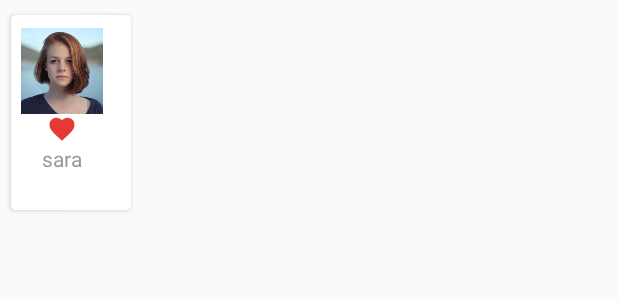
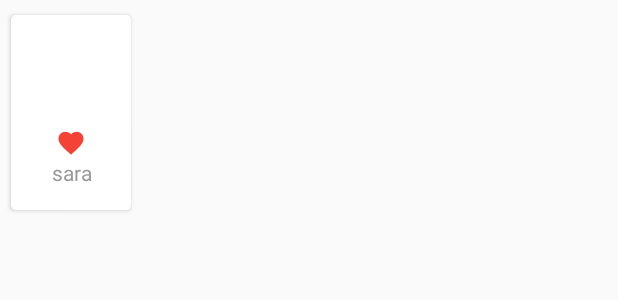
Before and after one commit to zahramsv/PopularityAndroid, an Android app: the layout item_friend.xml on its own in the app's theme, with its tools: preview values and no code run, on a phone screen of 412 x 824 dp. Shown: the top 300 px of the screen. Run offline under Robolectric (Android 15) with nearby library versions, the phone set to English and light mode, and no system bars.

Commit message:
mobileLogin mvp and Login mvp code review

```diff
--- a/app/src/main/java/com/example/popularity/fragment/HomeFragment.java
+++ b/app/src/main/java/com/example/popularity/fragment/HomeFragment.java
@@ -3,7 +3,6 @@ package com.example.popularity.fragment;
 import android.annotation.SuppressLint;
 import android.content.pm.PackageManager;
 import android.os.Bundle;
-import android.util.Log;
 import android.view.LayoutInflater;
 import android.view.View;
 import android.view.ViewGroup;
@@ -18,7 +17,7 @@ import androidx.recyclerview.widget.RecyclerView;
 import com.example.popularity.R;
 import com.example.popularity.adapter.FriendsListAdapter;
 import com.example.popularity.adapter.RateListAdapter;
-import com.example.popularity.logic.HomePresenter;
+import com.example.popularity.presenter.HomePresenter;
 import com.example.popularity.model.Friend;
 import com.example.popularity.model.Rate;
 import com.example.popularity.model.User;
--- a/app/src/main/java/com/example/popularity/fragment/RateFragment.java
+++ b/app/src/main/java/com/example/popularity/fragment/RateFragment.java
@@ -14,7 +14,7 @@ import androidx.fragment.app.FragmentManager;
 import androidx.fragment.app.FragmentTransaction;
 
 import com.example.popularity.R;
-import com.example.popularity.logic.RatePresenter;
+import com.example.popularity.presenter.RatePresenter;
 import com.example.popularity.model.Friend;
 import com.example.popularity.model.SubmitRate;
 import com.example.popularity.model.User;
--- a/app/src/main/java/com/example/popularity/fragment/SplashFragment.java
+++ b/app/src/main/java/com/example/popularity/fragment/SplashFragment.java
@@ -7,7 +7,7 @@ import android.view.View;
 import android.view.ViewGroup;
 
 import com.example.popularity.R;
-import com.example.popularity.logic.SplashPresenter;
+import com.example.popularity.presenter.SplashPresenter;
 import com.example.popularity.model.User;
 import com.example.popularity.mvp.SplashMvp;
 import com.example.popularity.utils.ToolbarKind;
--- a/app/src/main/java/com/example/popularity/repository/FriendRepository.java
+++ b/app/src/main/java/com/example/popularity/model/repository/FriendRepository.java
@@ -1,4 +1,4 @@
-package com.example.popularity.repository;
+package com.example.popularity.model.repository;
 
 import android.content.ContentResolver;
 import android.content.Context;
--- a/app/src/main/java/com/example/popularity/repository/UserRepository.java
+++ b/app/src/main/java/com/example/popularity/model/repository/UserRepository.java
@@ -1,4 +1,4 @@
-package com.example.popularity.repository;
+package com.example.popularity.model.repository;
 
 import android.util.Log;
 
--- a/app/src/main/java/com/example/popularity/logic/AboutUsPresenter.java
+++ b/app/src/main/java/com/example/popularity/presenter/AboutUsPresenter.java
@@ -1,4 +1,4 @@
-package com.example.popularity.logic;
+package com.example.popularity.presenter;
 
 import com.example.popularity.mvp.AboutUsMvp;
 
--- a/app/src/main/java/com/example/popularity/logic/HomePresenter.java
+++ b/app/src/main/java/com/example/popularity/presenter/HomePresenter.java
@@ -1,9 +1,9 @@
-package com.example.popularity.logic;
+package com.example.popularity.presenter;
 
 import android.content.Context;
 
 import com.example.popularity.model.Friend;
-import com.example.popularity.repository.FriendRepository;
+import com.example.popularity.model.repository.FriendRepository;
 import com.example.popularity.utils.LoginKind;
 
 import java.util.List;
--- a/app/src/main/java/com/example/popularity/logic/RatePresenter.java
+++ b/app/src/main/java/com/example/popularity/presenter/RatePresenter.java
@@ -1,9 +1,6 @@
-package com.example.popularity.logic;
+package com.example.popularity.presenter;
 
 import android.os.Handler;
-import androidx.fragment.app.Fragment;
-import androidx.fragment.app.FragmentManager;
-import androidx.fragment.app.FragmentTransaction;
 
 import com.example.popularity.R;
 
--- a/app/src/main/java/com/example/popularity/logic/SplashPresenter.java
+++ b/app/src/main/java/com/example/popularity/presenter/SplashPresenter.java
@@ -1,4 +1,4 @@
-package com.example.popularity.logic;
+package com.example.popularity.presenter;
 
 import android.content.Context;
 import android.content.SharedPreferences;
--- a/app/src/main/res/layout/item_friend.xml
+++ b/app/src/main/res/layout/item_friend.xml
@@ -1,36 +1,28 @@
 <?xml version="1.0" encoding="utf-8"?>
-<androidx.cardview.widget.CardView xmlns:android="http://schemas.android.com/apk/res/android"
+<androidx.cardview.widget.CardView
+    xmlns:android="http://schemas.android.com/apk/res/android"
+    xmlns:app="http://schemas.android.com/apk/res-auto"
+    xmlns:tools="http://schemas.android.com/tools"
     android:layout_width="80dp"
     android:layout_height="130dp"
-    xmlns:tools="http://schemas.android.com/tools"
+    android:layout_marginLeft="@dimen/spacing_xmedium"
+    android:layout_marginTop="@dimen/spacing_middle"
+    android:layout_marginRight="@dimen/spacing_xmedium"
     android:layout_marginBottom="@dimen/spacing_small"
-    android:layout_marginLeft="@dimen/spacing_xmedium"
-    android:layout_marginRight="@dimen/spacing_xmedium"
-    android:layout_marginTop="@dimen/spacing_middle"
-    android:visibility="visible"
-    app:cardCornerRadius="3dp"
-    app:cardElevation="2dp"
-    xmlns:app="http://schemas.android.com/apk/res-auto">
-
-
-
+    app:cardCornerRadius="3dp">
 
     <LinearLayout
-
-            android:layout_width="wrap_content"
-            android:layout_height="wrap_content"
-            android:gravity="center_horizontal"
-            android:padding="@dimen/spacing_medium"
-            android:orientation="vertical">
-
+        android:layout_width="match_parent"
+        android:layout_height="match_parent"
+        android:gravity="center"
+        android:orientation="vertical"
+        android:padding="@dimen/spacing_medium">
 
         <androidx.appcompat.widget.AppCompatImageView
             android:id="@+id/imgUserProfile"
             android:layout_width="57dp"
             android:layout_height="57dp"
-                android:layout_marginTop="@dimen/spacing_small"
-                android:src="@drawable/photo_female_1" />
-
+            android:layout_marginTop="@dimen/spacing_small" />
 
 
         <!-- <de.hdodenhof.circleimageview.CircleImageView
@@ -43,26 +35,22 @@
              app:civ_border_color="#FF000000"/>-->
 
 
-
         <ImageView
             android:id="@+id/rate"
-                android:background="@drawable/ic_rate"
-               android:backgroundTint="@color/red_600"
             android:layout_width="20dp"
             android:layout_height="20dp"
-                />
+            android:src="@drawable/ic_rate"
+            android:tint="@color/red_500"/>
 
         <TextView
             android:id="@+id/txtName"
-                android:layout_width="wrap_content"
+            android:layout_width="match_parent"
+            android:gravity="center"
             android:layout_height="wrap_content"
-                tools:text="sara"
             android:textAppearance="@style/TextAppearance.AppCompat.Body1"
-                android:textColor="@color/grey_40" />
-
-
+            android:textColor="@color/grey_40"
+            tools:text="sara" />
 
 
     </LinearLayout>
-
 </androidx.cardview.widget.CardView>
--- a/build.gradle
+++ b/build.gradle
@@ -7,6 +7,7 @@ buildscript {
 
     }
     dependencies {
+        //classpath 'com.android.tools.build:gradle:3.5.3'
         classpath 'com.android.tools.build:gradle:3.4.2'
 
         // NOTE: Do not place your application dependencies here; they belong
```
Also changed, not shown: app/src/main/java/com/example/popularity/fragment/AboutUsFragment.java (+8 -12 lines), app/src/main/java/com/example/popularity/fragment/LoginFragment.java (+16 -38 lines), app/src/main/java/com/example/popularity/fragment/MobileLoginFragment.java (+17 -35 lines), app/src/main/java/com/example/popularity/mvp/LoginFragmentMvp.java (+11 -6 lines), app/src/main/java/com/example/popularity/mvp/MobileLoginMvp.java (+17 -5 lines), app/src/main/java/com/example/popularity/presenter/LoginPresenter.java (renamed from app/src/main/java/com/example/popularity/logic/LoginPresenter.java, +15 -6 lines), app/src/main/java/com/example/popularity/presenter/MobileLoginPresenter.java (renamed from app/src/main/java/com/example/popularity/logic/MobileLoginPresenter.java, +43 -20 lines), app/src/main/res/values/strings.xml (+4 -4 lines), gradle/wrapper/gradle-wrapper.properties. Lines whose indentation alone changed are shown as unchanged.
